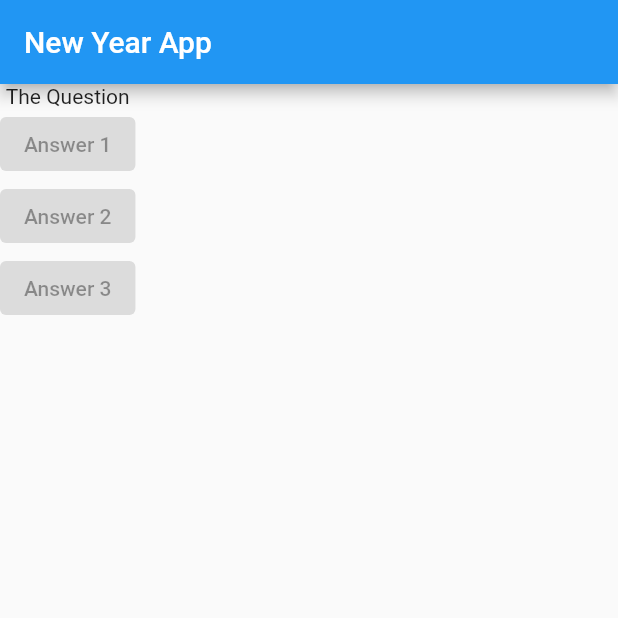
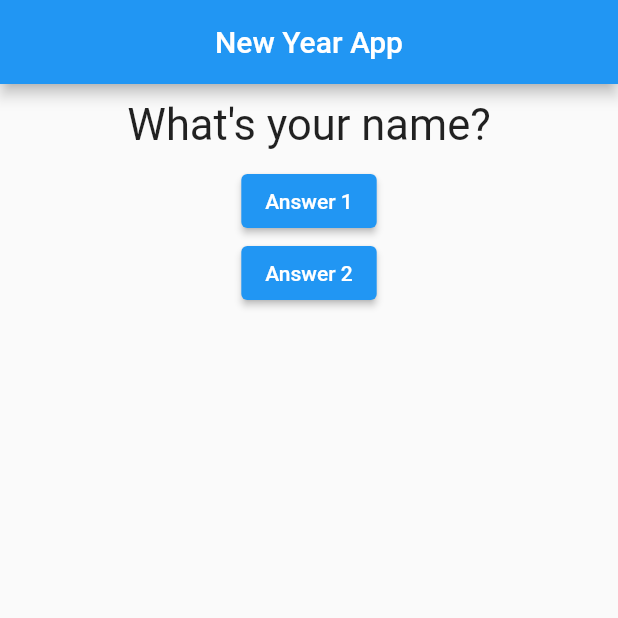
Before and after one commit to chineduG/Bui-lding-App-from-Scratch, a Flutter app: the screen it shows after launch, on a phone screen of 412 x 824 dp, the top half of it. Run offline on Flutter 3.47's test engine with Material 2 defaults, Android fonts, the light colour scheme and no system bars.

Commit message:
buttons&function

```diff
--- a/lib/main.dart
+++ b/lib/main.dart
@@ -1,42 +1,64 @@
 import 'package:flutter/material.dart';
+import 'package:lesser_app/questions.dart';
 
 void main() {
   runApp(const MyApp());
 }
 
-class MyApp extends StatelessWidget {
+class MyApp extends StatefulWidget {
   const MyApp({super.key});
+  @override
+  State<MyApp> createState() => _MyAppState();
+}
+
+class _MyAppState extends State<MyApp> {
+
+
+  var questionIndex = 0;
+
+  void answerQuestion() {
+    setState(() {
+      questionIndex = questionIndex + 1;
+    });
+    print(questionIndex);
+  }
+  var questions  = [
+    'What\'s your name?',
+    'What\'s your age?',
+    'What\'s your favorite color?',
+  ];
 
   @override
   Widget build(BuildContext context) {
     // ignore: prefer_const_constructors
     // creating lists of widgets
-    var questions = [
-      "What'syour name",
-      "What is your age",
-      "What is your favorite color",
-    ];
+
     return MaterialApp(
+        debugShowCheckedModeBanner: false,
         home: Scaffold(
             appBar: AppBar(
+              centerTitle: true,
+              // ignore: prefer_const_constructors
               title: Text('New Year App'),
             ),
             body: Column(
-              children: const [
-                Text('The Question'),
+              children: [
+                Question(
+                  questions[questionIndex]
+                ),
                 ElevatedButton(
-                  onPressed: null,
+                  onPressed: () => answerQuestion(),
+                  // ignore: prefer_const_constructors
                   child: Text('Answer 1'),
                 ),
-                ElevatedButton(
-                  onPressed: null,
+                 ElevatedButton(
+                  onPressed: () => print('Answer Million 2'),
+                  // ignore: prefer_const_constructors
                   child: Text('Answer 2'),
                 ),
-                ElevatedButton(
-                  onPressed: null,
-                  child: Text('Answer 3'),
-                ),
-              ],
-            )));
+              ],// ignore: prefer_const_constructors
+            ),
+            )
+            );
   }
 }
--- /dev/null
+++ b/lib/questions.dart
@@ -0,0 +1,22 @@
+import 'package:flutter/material.dart';
+
+class Question extends StatelessWidget {
+  final String questionText;
+
+  Question(this.questionText);
+
+  @override
+  Widget build(BuildContext context) {
+    return Container(
+      width: double.infinity,
+      margin: EdgeInsets.all(10),
+      child: Text(
+        questionText,
+        style: TextStyle(
+          fontSize: 29,
+        ),
+        textAlign: TextAlign.center,
+      ),
+    );
+  }
+}
```
